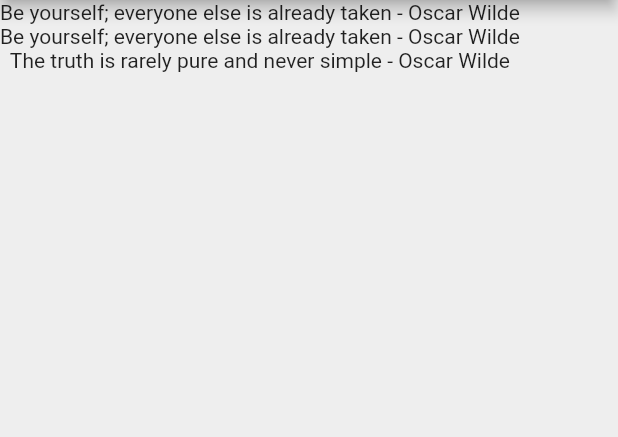
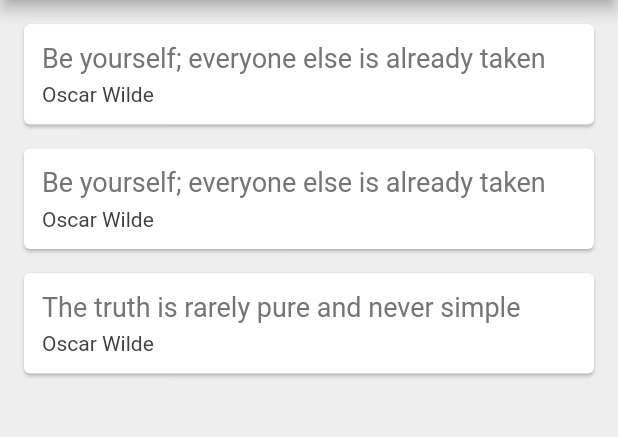
Before and after one commit to samikmaharjan55/quotes, a Flutter app: the screen it shows after launch, on a phone screen of 412 x 824 dp, the part 84-521 px from its top. Run offline on Flutter 3.47's test engine with Material 2 defaults, Android fonts, the phone set to English and light mode, and no system bars.

Commit message:
quotes app

```diff
--- a/lib/main.dart
+++ b/lib/main.dart
@@ -26,6 +26,10 @@ class _QuotesListState extends State<QuotesList> {
         text: 'The truth is rarely pure and never simple'),
   ];
 
+  Widget quoteTemplate(quote) {
+    return QuoteCard(quote: quote);
+  }
+
   @override
   Widget build(BuildContext context) {
     return Scaffold(
@@ -36,10 +40,45 @@ class _QuotesListState extends State<QuotesList> {
         backgroundColor: Colors.redAccent,
       ),
       body: Column(
-        children: quotes
-            .map((quote) => Text('${quote.text} - ${quote.author}'))
-            .toList(),
+        children: quotes.map((quote) => quoteTemplate(quote)).toList(),
       ),
     );
   }
 }
+
+class QuoteCard extends StatelessWidget {
+  final Quote quote;
+  QuoteCard({required this.quote});
+
+  @override
+  Widget build(BuildContext context) {
+    return Card(
+      margin: const EdgeInsets.fromLTRB(16.0, 16.0, 16.0, 0.0),
+      child: Padding(
+        padding: const EdgeInsets.all(12.0),
+        child: Column(
+          crossAxisAlignment: CrossAxisAlignment.stretch,
+          children: [
+            Text(
+              quote.text,
+              style: TextStyle(
+                fontSize: 18.0,
+                color: Colors.grey[600],
+              ),
+            ),
+            const SizedBox(
+              height: 6.0,
+            ),
+            Text(
+              quote.author,
+              style: TextStyle(
+                color: Colors.grey[800],
+                fontSize: 14.0,
+              ),
+            ),
+          ],
+        ),
+      ),
+    );
+  }
+}
```
